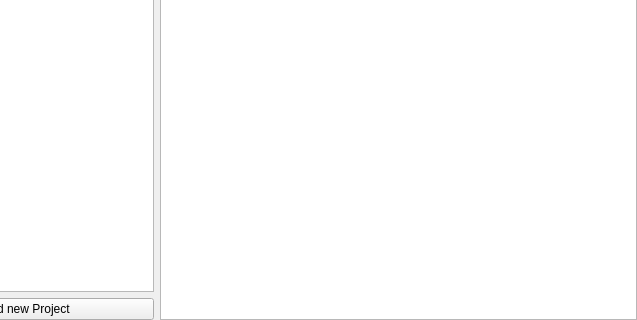
Qt form src/_res/projects/projects.ui (IDragonfire/modular-client) before a commit; both pictures show x 102 to 739 and y 305 to 625 of the 739 by 625 pixel window.
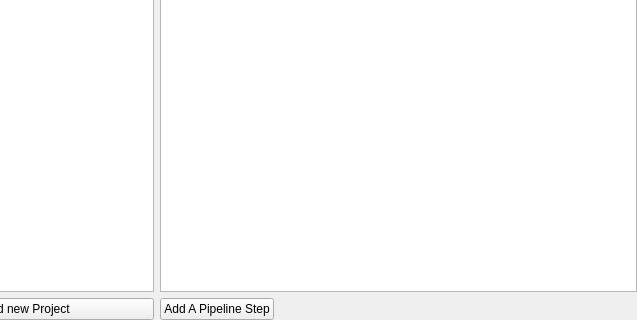
The same form after that commit.

Commit message: Adding early pipeline management tools.

What changed in the file:
```diff
--- a/src/_res/projects/projects.ui
+++ b/src/_res/projects/projects.ui
@@ -19,11 +19,11 @@
   <property name="windowTitle">
    <string>Form</string>
   </property>
-  <layout class="QHBoxLayout" name="horizontalLayout">
+  <layout class="QGridLayout" name="gridLayout">
    <property name="margin">
     <number>0</number>
    </property>
-   <item>
+   <item row="0" column="0" rowspan="2">
     <widget class="QFrame" name="frame">
      <property name="sizePolicy">
       <sizepolicy hsizetype="Fixed" vsizetype="Expanding">
@@ -112,7 +112,7 @@
      </layout>
     </widget>
    </item>
-   <item>
+   <item row="0" column="1" colspan="2">
     <widget class="QFrame" name="listFrame">
      <property name="frameShape">
       <enum>QFrame::NoFrame</enum>
@@ -128,10 +128,13 @@
        <number>0</number>
       </property>
       <item>
-       <widget class="QListWidget" name="shotList">
+       <widget class="QListWidget" name="stepsList">
         <property name="focusPolicy">
          <enum>Qt::NoFocus</enum>
         </property>
+        <property name="dragDropMode">
+         <enum>QAbstractItemView::InternalMove</enum>
+        </property>
         <property name="selectionMode">
          <enum>QAbstractItemView::NoSelection</enum>
         </property>
@@ -173,6 +176,26 @@
      </layout>
     </widget>
    </item>
+   <item row="1" column="1">
+    <widget class="QPushButton" name="addStepButton">
+     <property name="text">
+      <string>Add A Pipeline Step</string>
+     </property>
+    </widget>
+   </item>
+   <item row="1" column="2">
+    <spacer name="horizontalSpacer">
+     <property name="orientation">
+      <enum>Qt::Horizontal</enum>
+     </property>
+     <property name="sizeHint" stdset="0">
+      <size>
+       <width>367</width>
+       <height>20</height>
+      </size>
+     </property>
+    </spacer>
+   </item>
   </layout>
  </widget>
  <resources/>
```
The commit also changes 21 other files.
